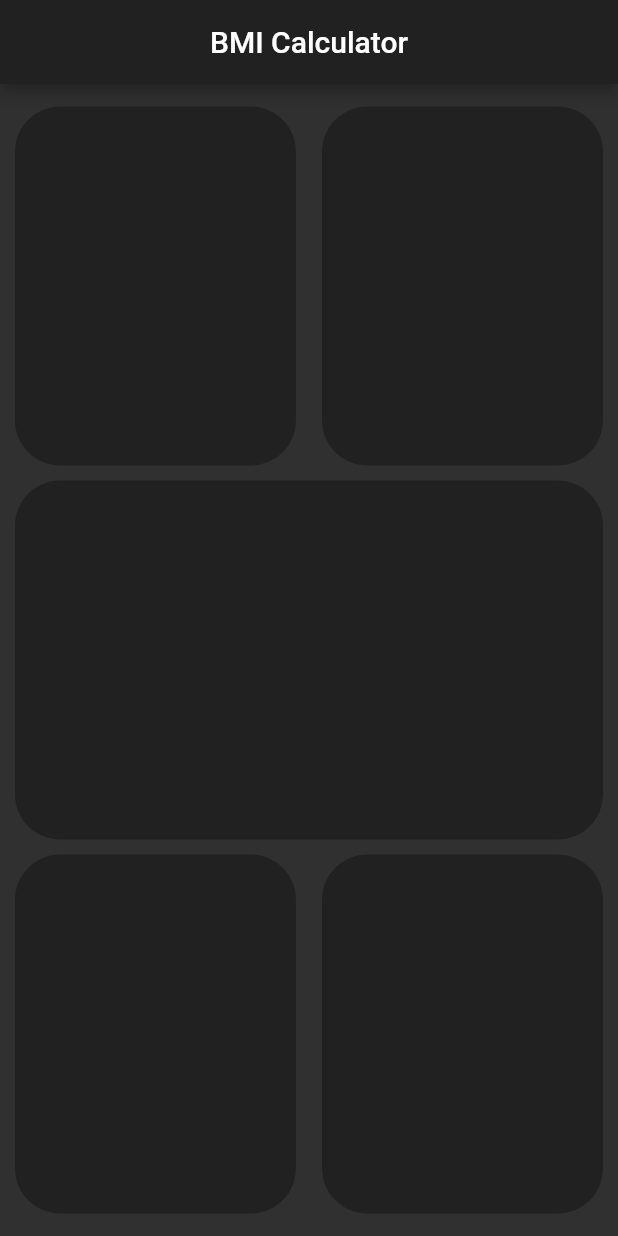
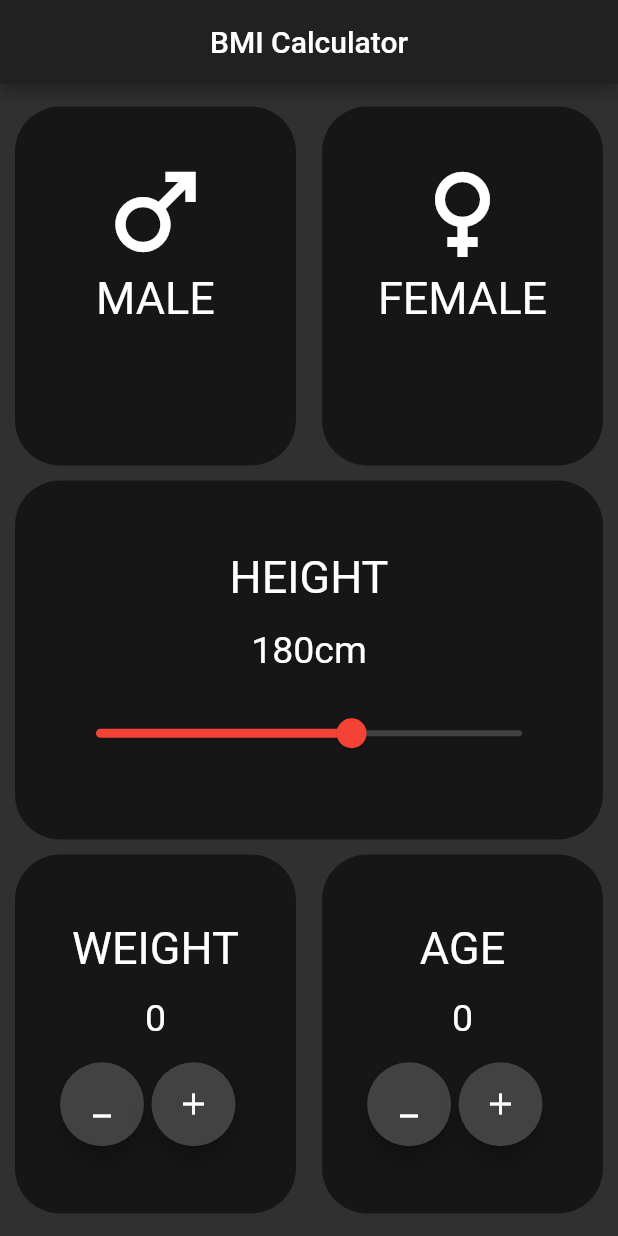
Before and after one commit to AMANDEEP-DAS/bmi-calculator, a Flutter app: the screen it shows after launch, on a phone screen of 412 x 824 dp. Run offline on Flutter 3.47's test engine with Material 2 defaults, Android fonts, the phone set to English and light mode, and no system bars.

Commit message:
input screen almost done ui

```diff
--- a/lib/screens/container.dart
+++ b/lib/screens/container.dart
@@ -7,7 +7,7 @@ class BoxContainers extends StatelessWidget {
       height: MediaQuery.of(context).size.height,
       width: MediaQuery.of(context).size.width / 2.2,
       decoration: BoxDecoration(
-          color: Colors.grey.shade900,
+          color: Colors.black54,
           borderRadius: BorderRadius.all(Radius.circular(30))),
     );
   }
--- a/lib/screens/input_screen.dart
+++ b/lib/screens/input_screen.dart
@@ -1,14 +1,16 @@
+import 'package:flutter/cupertino.dart';
 import 'package:flutter/material.dart';
 
-
 class InputScreen extends StatefulWidget {
-  const InputScreen({Key? key}) : super(key: key);
-
   @override
   _InputScreenState createState() => _InputScreenState();
 }
 
 class _InputScreenState extends State<InputScreen> {
+  int height = 180;
+  int weight = 0;
+  int age = 0;
+
   @override
   Widget build(BuildContext context) {
     return Scaffold(
@@ -16,61 +18,169 @@ class _InputScreenState extends State<InputScreen> {
         title: Center(child: Text('BMI Calculator')),
       ),
       body: Padding(
-        padding: const EdgeInsets.symmetric(vertical: 15,horizontal: 10),
+        padding: const EdgeInsets.symmetric(vertical: 15, horizontal: 10),
         child: Column(
           children: [
-            Expanded(child: Row(
+            Expanded(
+                child: Row(
               mainAxisAlignment: MainAxisAlignment.spaceBetween,
               children: [
                 Container(
+                  padding: EdgeInsets.all(30),
                   height: MediaQuery.of(context).size.height,
-                  width: MediaQuery.of(context).size.width/2.2,
+                  width: MediaQuery.of(context).size.width / 2.2,
                   decoration: BoxDecoration(
-                    color: Colors.grey.shade900,
-                      borderRadius: BorderRadius.all(Radius.circular(30))
+                      color: Colors.black54,
+                      borderRadius: BorderRadius.all(Radius.circular(30))),
+                  child: Column(
+                    children: [
+                      Icon(
+                        Icons.male,
+                        size: 80,
+                      ),
+                      Text(
+                        'MALE',
+                        style: TextStyle(fontSize: 30),
+                      )
+                    ],
                   ),
                 ),
                 Container(
+                  padding: EdgeInsets.all(30),
                   height: MediaQuery.of(context).size.height,
-                  width: MediaQuery.of(context).size.width/2.2,
+                  width: MediaQuery.of(context).size.width / 2.2,
                   decoration: BoxDecoration(
-                      color: Colors.grey.shade900,
-                      borderRadius: BorderRadius.all(Radius.circular(30))
+                      color: Colors.black54,
+                      borderRadius: BorderRadius.all(Radius.circular(30))),
+                  child: Column(
+                    children: [
+                      Icon(
+                        Icons.female,
+                        size: 80,
+                      ),
+                      Text(
+                        'FEMALE',
+                        style: TextStyle(fontSize: 30),
+                      )
+                    ],
                   ),
                 )
               ],
             )),
-            SizedBox(height: 10,),
-            Expanded(child: Row(
+            SizedBox(
+              height: 10,
+            ),
+            Expanded(
+                child: Row(
               children: [
                 Container(
+                  padding: EdgeInsets.all(30),
                   height: MediaQuery.of(context).size.height,
-                  width: MediaQuery.of(context).size.width-20,
+                  width: MediaQuery.of(context).size.width - 20,
                   decoration: BoxDecoration(
-                      color: Colors.grey.shade900,
-                      borderRadius: BorderRadius.all(Radius.circular(30))
+                      color: Colors.black54,
+                      borderRadius: BorderRadius.all(Radius.circular(30))),
+                  child: Column(
+                    mainAxisAlignment: MainAxisAlignment.spaceEvenly,
+                    children: [
+                      Text(
+                        'HEIGHT',
+                        style: TextStyle(fontSize: 30),
+                      ),
+                      Row(
+                        mainAxisAlignment: MainAxisAlignment.center,
+                        children: [
+                          Text(
+                            height.toString(),
+                            style: TextStyle(fontSize: 25),
+                          ),
+                          Text(
+                            'cm',
+                            style: TextStyle(fontSize: 25),
+                          ),
+                        ],
+                      ),
+                      Slider(
+                          value: height.toDouble(),
+                          min: 120,
+                          max: 220,
+                          activeColor: Colors.red,
+                          inactiveColor: Colors.grey.shade800,
+                          onChanged: (double newValue) {
+                            setState(() {
+                              height = newValue.round();
+                            });
+                          })
+                    ],
                   ),
                 )
               ],
             )),
-            SizedBox(height: 10,),
-            Expanded(child: Row(
+            SizedBox(
+              height: 10,
+            ),
+            Expanded(
+                child: Row(
               mainAxisAlignment: MainAxisAlignment.spaceBetween,
               children: [
                 Container(
+                  padding:EdgeInsets.all(30),
                   height: MediaQuery.of(context).size.height,
-                  width: MediaQuery.of(context).size.width/2.2,
+                  width: MediaQuery.of(context).size.width / 2.2,
                   decoration: BoxDecoration(
-                      color: Colors.grey.shade900,
-                      borderRadius: BorderRadius.all(Radius.circular(30))
+                      color: Colors.black54,
+                      borderRadius: BorderRadius.all(Radius.circular(30))),
+                  child: Column(
+                    mainAxisAlignment: MainAxisAlignment.spaceEvenly,
+                    children: [
+                      Text('WEIGHT',style: TextStyle(fontSize: 30),),
+                      Text(weight.toString(),style: TextStyle(fontSize: 25),),
+                      Row(
+                        children: [
+                          RoundIconButton(icon: Icons.minimize,onPressed: (){
+                            setState(() {
+                              weight--;
+                            });
+                          },),
+                          SizedBox(width: 5,),
+                          RoundIconButton(icon: Icons.add,onPressed: (){
+                            setState(() {
+                              weight++;
+                            });
+                          },),
+                        ],
+                      ),
+                    ],
                   ),
                 ),
                 Container(
+                  padding:EdgeInsets.all(30),
                   height: MediaQuery.of(context).size.height,
-                  width: MediaQuery.of(context).size.width/2.2,
+                  width: MediaQuery.of(context).size.width / 2.2,
                   decoration: BoxDecoration(
-                      color: Colors.grey.shade900,
-                      borderRadius: BorderRadius.all(Radius.circular(30))
+                      color: Colors.black54,
+                      borderRadius: BorderRadius.all(Radius.circular(30))),
+                  child: Column(
+                    mainAxisAlignment: MainAxisAlignment.spaceEvenly,
+                    children: [
+                      Text('AGE',style: TextStyle(fontSize: 30),),
+                      Text(age.toString(),style: TextStyle(fontSize: 25),),
+                      Row(
+                        children: [
+                          RoundIconButton(icon: Icons.minimize,onPressed: (){
+                            setState(() {
+                              age--;
+                            });
+                          },),
+                          SizedBox(width: 5,),
+                          RoundIconButton(icon: Icons.add,onPressed: (){
+                            setState(() {
+                              age++;
+                            });
+                          },),
+                        ],
+                      ),
+                    ],
                   ),
                 )
               ],
@@ -81,3 +191,26 @@ class _InputScreenState extends State<InputScreen> {
     );
   }
 }
+
+class RoundIconButton extends StatelessWidget {
+  RoundIconButton({required this.icon,required this.onPressed});
+  final IconData icon;
+  Function onPressed;
+
+  @override
+  Widget build(BuildContext context) {
+    return RawMaterialButton(
+      elevation: 6.0,
+      constraints: BoxConstraints.tightFor(
+        width: 56,
+        height: 56,
+      ),
+      shape: CircleBorder(),
+      fillColor: Colors.grey.shade800,
+      onPressed: () {
+        onPressed();
+        },
+      child: Icon(icon),
+        );
+  }
+}
```
